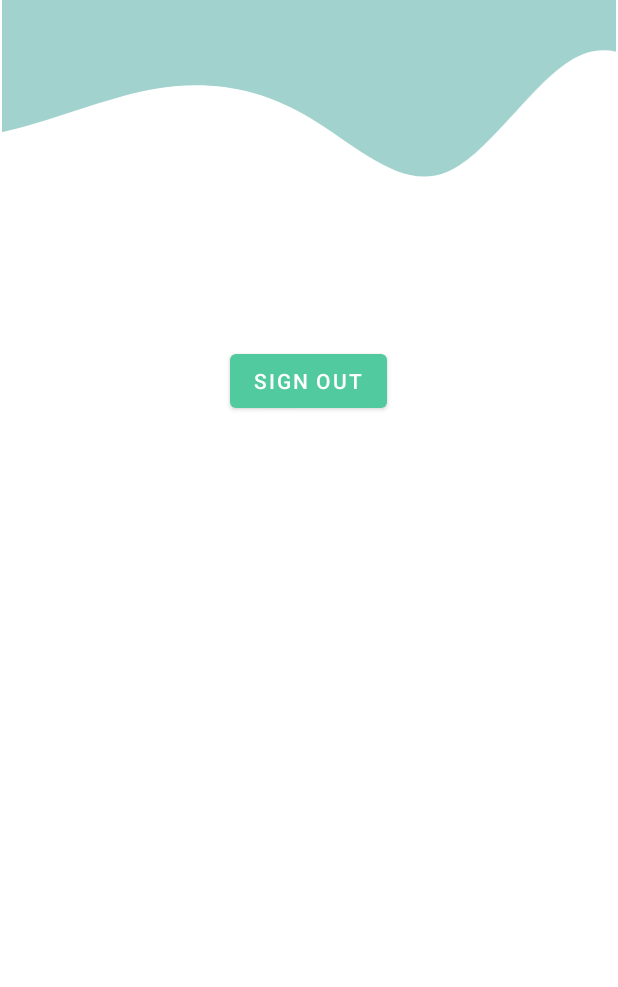
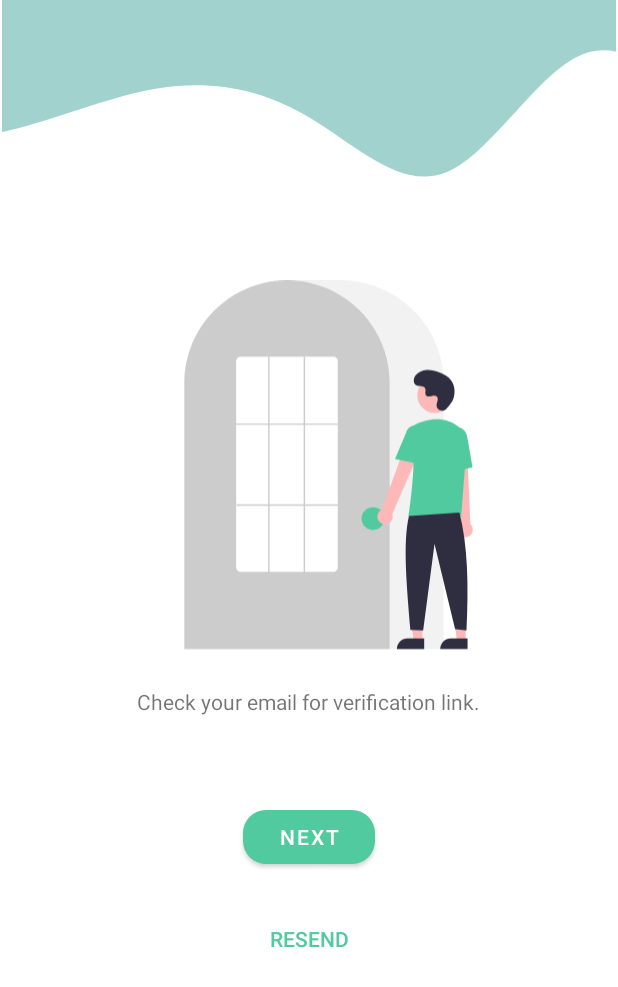
Before and after one commit to jupeeter8/SERO, an Android app: the Verification screen opened directly, with no data from a screen before it, on a phone screen of 412 x 824 dp. Shown: the top 987 px of the screen. Run offline under Robolectric (Android 15) with nearby library versions, the phone set to English and light mode, and no system bars; our stand-ins replace Firebase (no records; nobody signed in at launch, a user with empty details on screens opened directly).

Commit message:
Completed verification process and made SetupActivity

```diff
--- a/app/build.gradle
+++ b/app/build.gradle
@@ -40,4 +40,5 @@ dependencies {
     androidTestImplementation 'androidx.test.espresso:espresso-core:3.3.0'
     implementation platform('com.google.firebase:firebase-bom:28.0.1')
     implementation 'com.google.firebase:firebase-analytics:17.5.0'
+    implementation 'de.hdodenhof:circleimageview:3.1.0'
 }
--- a/app/src/main/AndroidManifest.xml
+++ b/app/src/main/AndroidManifest.xml
@@ -11,7 +11,8 @@
         android:roundIcon="@mipmap/ic_launcher_round"
         android:supportsRtl="true"
         android:theme="@style/Theme.Serobeta0">
-        <activity android:name=".Verification"></activity>
+        <activity android:name=".Setup"></activity>
+        <activity android:name=".Verification" />
         <activity
             android:name=".RegisterActivity"
             android:screenOrientation="portrait" />
--- a/app/src/main/java/com/example/serobeta0/RegisterActivity.java
+++ b/app/src/main/java/com/example/serobeta0/RegisterActivity.java
@@ -66,6 +66,8 @@ public class RegisterActivity extends AppCompatActivity {
                                             if (verify.isSuccessful()) {
                                                 Toast.makeText(context, "verification sent", Toast.LENGTH_LONG).show();
                                                 bar.setVisibility(View.INVISIBLE);
+                                                Intent verifyIntent = new Intent(context, Verification.class);
+                                                startActivity(verifyIntent);
                                                 finish();
                                             } else {
                                                 String error = task.getException().getMessage();
--- a/app/src/main/java/com/example/serobeta0/Verification.java
+++ b/app/src/main/java/com/example/serobeta0/Verification.java
@@ -9,12 +9,11 @@ import android.widget.Button;
 import android.widget.Toast;
 
 import com.google.firebase.auth.FirebaseAuth;
-import com.google.firebase.auth.FirebaseUser;
 
 public class Verification extends AppCompatActivity {
 
     private FirebaseAuth mAuth;
-    private Button signOut;
+    private Button ok;
 
     @Override
     protected void onCreate(Bundle savedInstanceState) {
@@ -22,17 +21,18 @@ public class Verification extends AppCompatActivity {
         setContentView(R.layout.activity_verification);
 
         mAuth = FirebaseAuth.getInstance();
-        signOut = findViewById(R.id.verSignOutBtn);
+        ok = findViewById(R.id.verOk);
 
-        signOut.setOnClickListener(new View.OnClickListener() {
+        ok.setOnClickListener(new View.OnClickListener() {
             @Override
             public void onClick(View v) {
-                mAuth.signOut();
+                Intent setupIntent = new Intent(Verification.this, Setup.class);
+                startActivity(setupIntent);
                 finish();
             }
         });
 
-        Toast.makeText(this, "Please verify before signing in again!", Toast.LENGTH_LONG).show();
+
 
     }
 
@@ -41,7 +41,7 @@ public class Verification extends AppCompatActivity {
     protected void onStart() {
         super.onStart();
 
-        FirebaseUser currentUser = mAuth.getCurrentUser();
+        Toast.makeText(this, "Please verify before signing in again!", Toast.LENGTH_LONG).show();
 
     }
 }
--- /dev/null
+++ b/app/src/main/res/drawable/ic_verify.xml
@@ -0,0 +1,72 @@
+<vector xmlns:android="http://schemas.android.com/apk/res/android"
+    android:width="870dp"
+    android:height="520.1dp"
+    android:viewportWidth="870"
+    android:viewportHeight="520.1">
+  <path
+      android:pathData="M831.7,356.1c-20,16.3 -38.4,34.5 -54.8,54.4c-25.7,31 -46.6,65.8 -61.8,103.2c-1.1,2.7 3.3,3.9 4.4,1.2c24.9,-60.7 64.5,-114.2 115.4,-155.6C837.2,357.5 834,354.2 831.7,356.1z"
+      android:fillColor="#FFFFFF"/>
+  <path
+      android:pathData="M52.6,294.4c27.5,22.4 52.7,47.4 75.3,74.8c22.6,27.3 42.5,56.7 59.4,87.9c9.5,17.5 17.9,35.4 25.4,53.8c1.5,3.7 -4.5,5.4 -6.1,1.7c-13.3,-32.4 -29.7,-63.5 -49,-92.7c-19.2,-29.1 -41.2,-56.3 -65.7,-81.2c-13.8,-14.1 -28.5,-27.4 -43.8,-39.8C45,296.3 49.5,291.9 52.6,294.4L52.6,294.4z"
+      android:fillColor="#FFFFFF"/>
+  <path
+      android:pathData="M624.5,519h-365V144.5C259.5,64.8 324.3,0 404,0h76c79.7,0 144.5,64.8 144.5,144.5V519z"
+      android:fillColor="#F2F2F2"/>
+  <path
+      android:pathData="M548.5,519h-289V144.5c-0.1,-30.5 9.6,-60.3 27.6,-84.9c0.7,-0.9 1.3,-1.8 2,-2.7c8.7,-11.4 19.1,-21.5 30.8,-29.9c0.7,-0.5 1.3,-1 2,-1.4c9.8,-6.8 20.3,-12.3 31.5,-16.5c0.7,-0.3 1.3,-0.5 2,-0.7c10.1,-3.6 20.5,-6.1 31.1,-7.3c0.7,-0.1 1.3,-0.2 2,-0.2c10.3,-1.1 20.8,-1.1 31.1,0c0.7,0.1 1.3,0.1 2,0.2c10.6,1.3 21,3.7 31.1,7.3c0.7,0.2 1.3,0.5 2,0.7c11,4.1 21.4,9.6 31.1,16.2c0.7,0.5 1.3,0.9 2,1.4c6.5,4.7 12.7,9.9 18.4,15.6c4.6,4.6 8.8,9.4 12.7,14.6c0.7,0.9 1.3,1.8 2,2.7c18,24.7 27.7,54.4 27.6,84.9V519z"
+      android:fillColor="#CCCCCC"/>
+  <path
+      android:pathData="M525,335.5m-16,0a16,16 0,1 1,32 0a16,16 0,1 1,-32 0"
+      android:fillColor="#50CA9E"/>
+  <path
+      android:pathData="M594.6,507.8l-12.3,0l-5.8,-47.3l18.1,0z"
+      android:fillColor="#FFB8B8"/>
+  <path
+      android:pathData="M573.6,504.3h23.6l0,0v14.9l0,0h-38.5l0,0l0,0C558.7,510.9 565.4,504.3 573.6,504.3L573.6,504.3z"
+      android:fillColor="#2F2E41"/>
+  <path
+      android:pathData="M655.6,507.8l-12.3,0l-5.8,-47.3l18.1,0z"
+      android:fillColor="#FFB8B8"/>
+  <path
+      android:pathData="M634.6,504.3h23.6l0,0v14.9l0,0h-38.5l0,0l0,0C619.7,510.9 626.4,504.3 634.6,504.3L634.6,504.3z"
+      android:fillColor="#2F2E41"/>
+  <path
+      android:pathData="M533.1,338.7c-3.3,-4.9 -2.1,-11.6 2.9,-14.9c0.5,-0.4 1.1,-0.7 1.7,-0.9L579.3,208l20.5,11.2l-47.6,109.8c2.1,5.6 -0.8,11.8 -6.4,13.9C541.1,344.5 535.9,342.8 533.1,338.7z"
+      android:fillColor="#FFB8B8"/>
+  <path
+      android:pathData="M649.3,360.3c-5.1,-3 -6.9,-9.5 -4,-14.7c0.3,-0.5 0.7,-1.1 1.1,-1.6l-12.9,-121.5l23.3,1.1l5.4,119.5c4.3,4.1 4.5,11 0.3,15.3C659.1,362 653.7,362.8 649.3,360.3L649.3,360.3z"
+      android:fillColor="#FFB8B8"/>
+  <path
+      android:pathData="M612.1,162.1m-24.6,0a24.6,24.6 0,1 1,49.2 0a24.6,24.6 0,1 1,-49.2 0"
+      android:fillColor="#FFB8B8"/>
+  <path
+      android:pathData="M649.2,332.6h-74l0.1,-0.6c0.1,-0.9 13.2,-86.4 3.6,-114.4c-2,-5.7 0.6,-12 6.1,-14.6h0c13.8,-6.5 40.2,-14.5 62.5,4.9c6.7,5.9 10.2,14.5 9.5,23.4L649.2,332.6z"
+      android:fillColor="#50CA9E"/>
+  <path
+      android:pathData="M589.4,258.3l-33.3,-6.8l15.6,-37c1.9,-7.5 9.6,-12 17.1,-10c7.5,1.9 11.9,9.5 10,17L589.4,258.3z"
+      android:fillColor="#50CA9E"/>
+  <path
+      android:pathData="M632.1,270.8l-2,-45.9c-1.5,-8.6 3.4,-16.8 11,-18.1c7.6,-1.3 15,4.7 16.6,13.4l7.5,42.9L632.1,270.8z"
+      android:fillColor="#50CA9E"/>
+  <path
+      android:pathData="M646.7,327.1c11.9,45.4 13.2,103.1 10,166l-16,-2l-29,-120l-16,122l-18,-1c-5.4,-66 -10.6,-122.7 -2,-160L646.7,327.1z"
+      android:fillColor="#2F2E41"/>
+  <path
+      android:pathData="M628.3,181.1c-4.6,4.9 -13.1,2.3 -13.7,-4.4c0,-0.5 0,-1 0,-1.6c0.3,-3 2,-5.6 1.6,-8.8c-0.1,-0.8 -0.4,-1.5 -0.8,-2.1c-3.7,-4.9 -12.2,2.2 -15.7,-2.2c-2.1,-2.7 0.4,-7 -1.3,-10c-2.1,-4 -8.5,-2 -12.5,-4.2c-4.4,-2.4 -4.2,-9.2 -1.2,-13.4c3.6,-5 9.8,-7.7 15.9,-8.1c6.1,-0.4 12.3,1.3 18,3.5c6.5,2.5 13,6.1 17,11.8c4.9,7 5.3,16.3 2.9,24.5C637.1,171.1 632,177.1 628.3,181.1z"
+      android:fillColor="#2F2E41"/>
+  <path
+      android:pathData="M469,410.5H339c-3.6,0 -6.5,-2.9 -6.5,-6.4V113.9c0,-3.6 2.9,-6.4 6.5,-6.4h130c3.6,0 6.5,2.9 6.5,6.4v290.2C475.5,407.6 472.6,410.5 469,410.5z"
+      android:fillColor="#FFFFFF"/>
+  <path
+      android:pathData="M332.5,201.4h143v2h-143z"
+      android:fillColor="#CCCCCC"/>
+  <path
+      android:pathData="M333,315.5h143v2h-143z"
+      android:fillColor="#CCCCCC"/>
+  <path
+      android:pathData="M377.5,107.5h2v304h-2z"
+      android:fillColor="#CCCCCC"/>
+  <path
+      android:pathData="M427.5,107.5h2v304h-2z"
+      android:fillColor="#CCCCCC"/>
+</vector>
--- a/app/src/main/res/layout/activity_verification.xml
+++ b/app/src/main/res/layout/activity_verification.xml
@@ -21,13 +21,47 @@
         app:srcCompat="@drawable/ic_wave_1" />
 
     <Button
-        android:id="@+id/verSignOutBtn"
+        android:id="@+id/verOk"
         android:layout_width="wrap_content"
         android:layout_height="wrap_content"
-        android:layout_marginTop="236dp"
-        android:text="Sign out"
+        android:layout_marginTop="540dp"
+        android:text="Next"
+        app:cornerRadius="15dp"
         app:layout_constraintEnd_toEndOf="parent"
-        app:layout_constraintHorizontal_bias="0.498"
+        app:layout_constraintStart_toStartOf="parent"
+        app:layout_constraintTop_toTopOf="parent" />
+
+    <Button
+        android:id="@+id/button"
+        style="@style/Widget.AppCompat.Button.Borderless"
+        android:layout_width="0dp"
+        android:layout_height="wrap_content"
+        android:layout_marginTop="20dp"
+        android:text="Resend"
+        app:layout_constraintEnd_toEndOf="@+id/verOk"
+        app:layout_constraintStart_toStartOf="@+id/verOk"
+        app:layout_constraintTop_toBottomOf="@+id/verOk"
+        android:textColor="@color/cool_green"/>
+
+    <ImageView
+        android:id="@+id/verArt"
+        android:layout_width="wrap_content"
+        android:layout_height="wrap_content"
+        android:layout_marginTop="56dp"
+        app:layout_constraintEnd_toEndOf="parent"
+        app:layout_constraintHorizontal_bias="0.0"
+        app:layout_constraintStart_toStartOf="parent"
+        app:layout_constraintTop_toTopOf="parent"
+        app:srcCompat="@drawable/ic_verify" />
+
+    <TextView
+        android:id="@+id/textView"
+        android:layout_width="wrap_content"
+        android:layout_height="wrap_content"
+        android:layout_marginTop="464dp"
+        android:text="Check your email for verification link."
+        app:layout_constraintEnd_toEndOf="parent"
+        app:layout_constraintHorizontal_bias="0.497"
         app:layout_constraintStart_toStartOf="parent"
         app:layout_constraintTop_toTopOf="parent" />
 </androidx.constraintlayout.widget.ConstraintLayout>
```
Also changed, not shown: app/src/main/java/com/example/serobeta0/MainActivity.java (+0 -7 lines), app/src/main/java/com/example/serobeta0/Setup.java (added, +14 -0 lines), app/src/main/res/drawable/ic_boy.xml (added, +39 -0 lines), app/src/main/res/layout/activity_register.xml (+4 -4 lines), app/src/main/res/layout/activity_setup.xml (added, +66 -0 lines).
